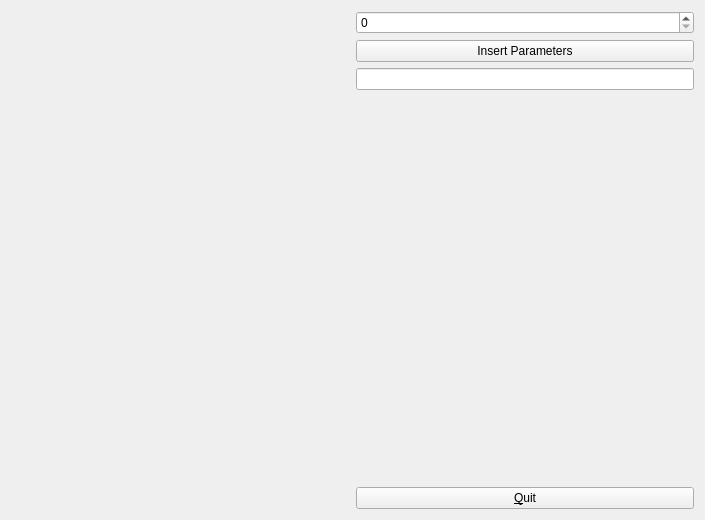
Old version of the form RobotSiguelineas/mainwindow.ui in the repository valli22/TFG-RobotSiguelineas.
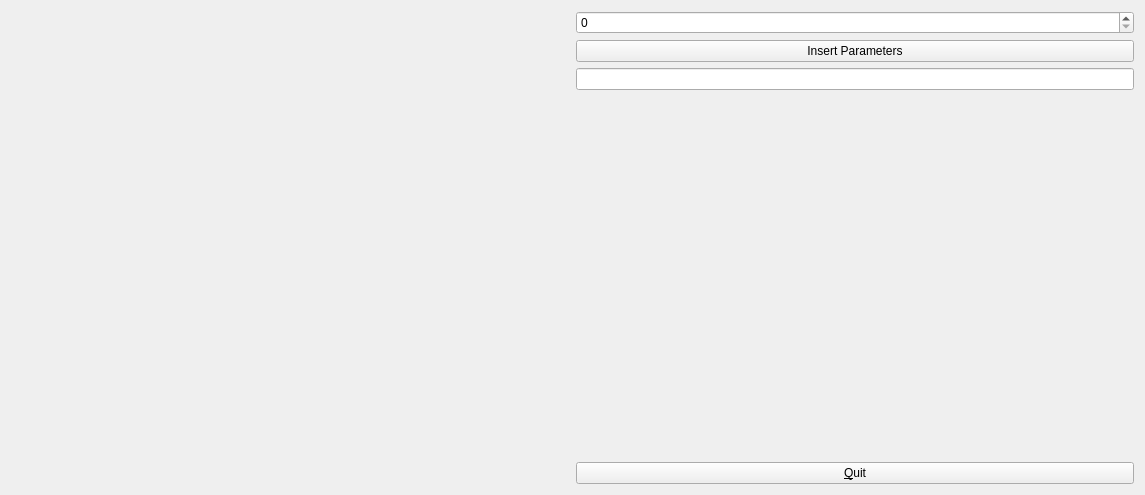
New version of the form. Custom widgets are drawn as their Qt base class.

```diff
--- a/RobotSiguelineas/mainwindow.ui
+++ b/RobotSiguelineas/mainwindow.ui
@@ -9,8 +9,8 @@
    <rect>
     <x>0</x>
     <y>0</y>
-    <width>705</width>
-    <height>520</height>
+    <width>1145</width>
+    <height>495</height>
    </rect>
   </property>
   <property name="windowTitle">
```
